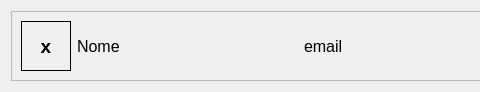
This is view/card_contatos.ui in rafatosta/contatos as Qt 5 draws it before an edit; both pictures show x 0 to 480 and y 0 to 92 of the 882 by 92 pixel window. The edited form follows.
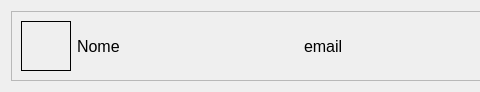
This is the edited form. Icons and pictures are not drawn.

```diff
--- a/view/card_contatos.ui
+++ b/view/card_contatos.ui
@@ -53,7 +53,7 @@
          <enum>QFrame::Box</enum>
         </property>
         <property name="text">
-         <string>x</string>
+         <string/>
         </property>
         <property name="alignment">
          <set>Qt::AlignCenter</set>
```
